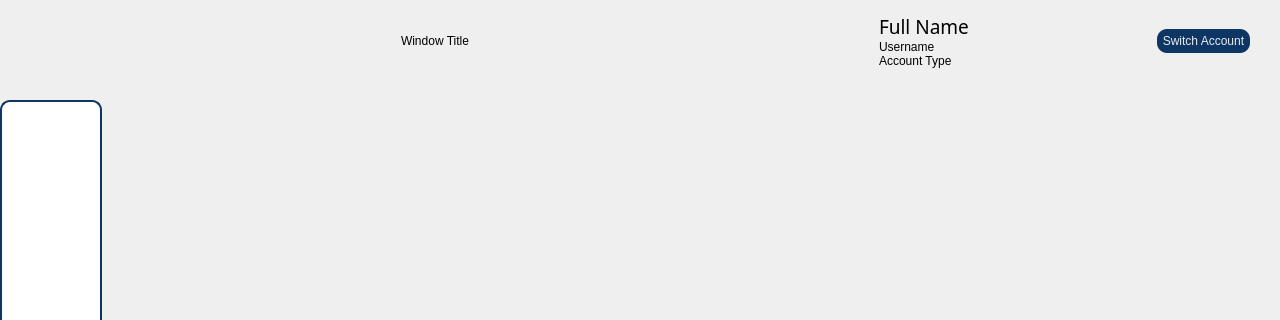
First picture: the form in inquirywindow.ui, repository PeteCastle/SoftwareDesignCaseStudy, before the edit; both pictures show x 0 to 1280 and y 0 to 320 of the 1280 by 720 pixel window.
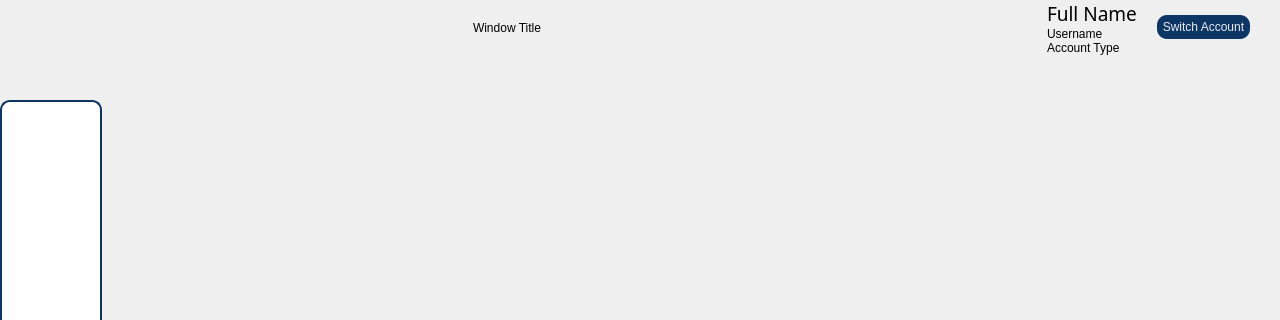
Second picture: the form after the edit. Icons and pictures are not drawn.

The edit to the form file:
```diff
--- a/inquirywindow.ui
+++ b/inquirywindow.ui
@@ -222,19 +222,22 @@
      </layout>
     </item>
     <item>
-     <layout class="QVBoxLayout" name="RightLayout" stretch="10,90">
-      <property name="leftMargin">
+     <layout class="QVBoxLayout" name="verticalLayout_2" stretch="10,90">
+      <property name="spacing">
        <number>0</number>
       </property>
       <item>
-       <layout class="QHBoxLayout" name="horizontalLayout_2" stretch="60,10,20,5,0,0">
+       <layout class="QHBoxLayout" name="horizontalLayout_2" stretch="60,10,0,0">
+        <property name="spacing">
+         <number>0</number>
+        </property>
         <property name="topMargin">
-         <number>10</number>
+         <number>0</number>
         </property>
         <property name="rightMargin">
-         <number>20</number>
+         <number>30</number>
         </property>
-        <item alignment="Qt::AlignHCenter|Qt::AlignVCenter">
+        <item>
          <widget class="QLabel" name="WindowTitleLabel">
           <property name="styleSheet">
            <string notr="true">font: bold 12pt &quot;heebo&quot;;</string>
@@ -249,6 +252,9 @@
         </item>
         <item>
          <widget class="QLabel" name="ProfilePictureLabel">
+          <property name="styleSheet">
+           <string notr="true"/>
+          </property>
           <property name="text">
            <string/>
           </property>
@@ -259,19 +265,12 @@
           <property name="spacing">
            <number>0</number>
           </property>
-          <item>
-           <spacer name="verticalSpacer">
-            <property name="orientation">
-             <enum>Qt::Vertical</enum>
-            </property>
-            <property name="sizeHint" stdset="0">
-             <size>
-              <width>20</width>
-              <height>40</height>
-             </size>
-            </property>
-           </spacer>
-          </item>
+          <property name="topMargin">
+           <number>0</number>
+          </property>
+          <property name="rightMargin">
+           <number>20</number>
+          </property>
           <item>
            <widget class="QLabel" name="FullNameLabel">
             <property name="font">
@@ -310,35 +309,9 @@
             </property>
            </widget>
           </item>
-          <item>
-           <spacer name="verticalSpacer_2">
-            <property name="orientation">
-             <enum>Qt::Vertical</enum>
-            </property>
-            <property name="sizeHint" stdset="0">
-             <size>
-              <width>20</width>
-              <height>40</height>
-             </size>
-            </property>
-           </spacer>
-          </item>
          </layout>
         </item>
         <item>
-         <spacer name="horizontalSpacer_2">
-          <property name="orientation">
-           <enum>Qt::Horizontal</enum>
-          </property>
-          <property name="sizeHint" stdset="0">
-           <size>
-            <width>10</width>
-            <height>20</height>
-           </size>
-          </property>
-         </spacer>
-        </item>
-        <item alignment="Qt::AlignHCenter">
          <widget class="QPushButton" name="LogoutButton">
           <property name="sizePolicy">
            <sizepolicy hsizetype="Minimum" vsizetype="Maximum">
@@ -351,22 +324,6 @@
           </property>
          </widget>
         </item>
-        <item>
-         <spacer name="horizontalSpacer">
-          <property name="orientation">
-           <enum>Qt::Horizontal</enum>
-          </property>
-          <property name="sizeType">
-           <enum>QSizePolicy::Expanding</enum>
-          </property>
-          <property name="sizeHint" stdset="0">
-           <size>
-            <width>10</width>
-            <height>5</height>
-           </size>
-          </property>
-         </spacer>
-        </item>
        </layout>
       </item>
       <item>
```
